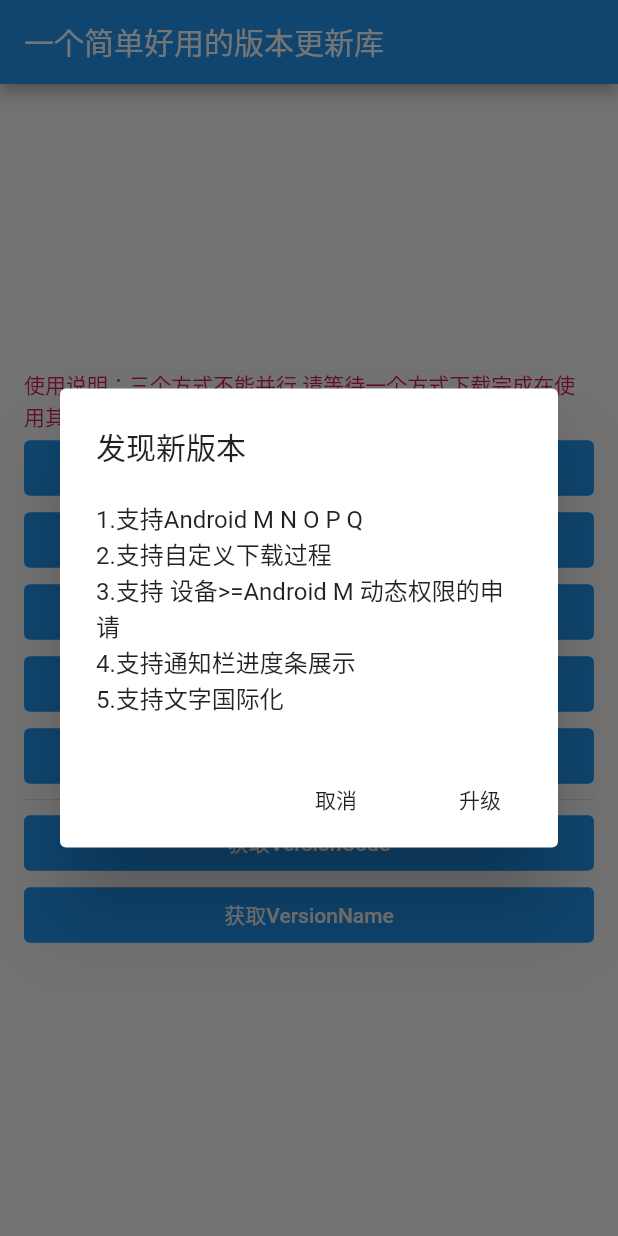
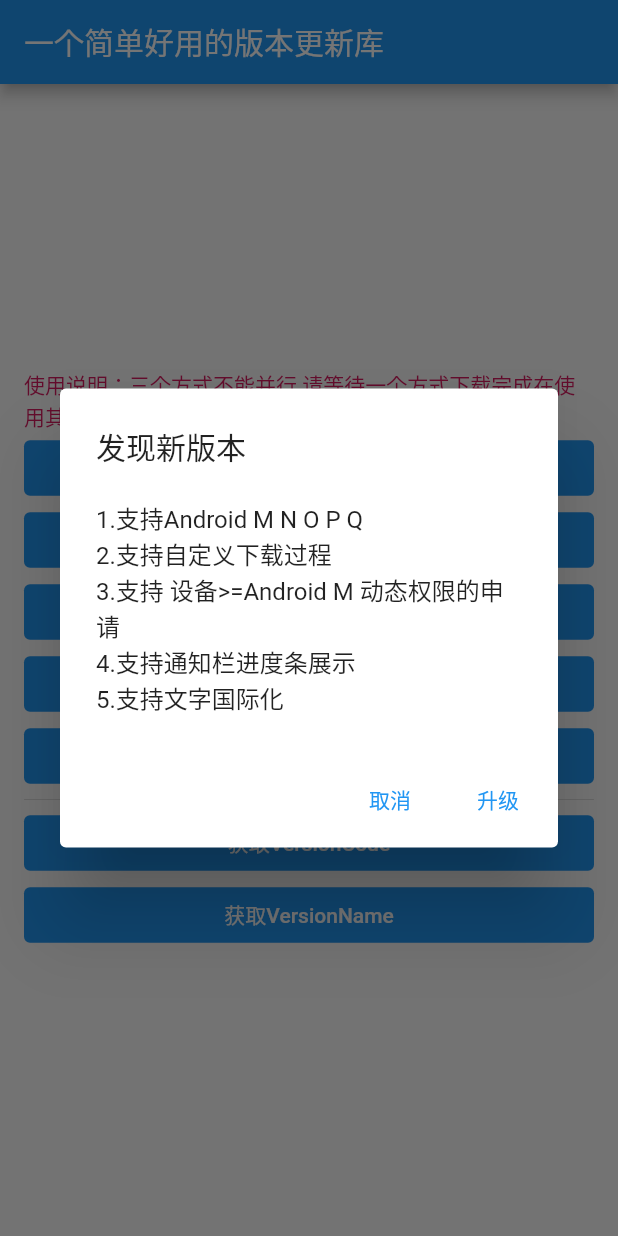
Before and after one commit to azhon/flutter_app_update, a Flutter app: the screen it shows after launch, after a tap on "使用自己的对话框更新", on a phone screen of 412 x 824 dp. Run offline on Flutter 3.47's test engine with Material 2 defaults, Android fonts, the phone set to English and light mode, and no system bars.

Commit message:
fix: optimized

```diff
--- a/example/lib/main.dart
+++ b/example/lib/main.dart
@@ -11,7 +11,7 @@ class App extends StatelessWidget {
   Widget build(BuildContext context) {
     return MaterialApp(
       home: Scaffold(
-        appBar: AppBar(title: const Text('一个简单好用的版本更新库')),
+        appBar: AppBar(title: Text('一个简单好用的版本更新库')),
         body: HomePage(),
       ),
     );
@@ -101,13 +101,11 @@ class _HomePageState extends State<HomePage> {
             content: Text(
                 '1.支持Android M N O P Q\n2.支持自定义下载过程\n3.支持 设备>=Android M 动态权限的申请\n4.支持通知栏进度条展示\n5.支持文字国际化'),
             actions: <Widget>[
-              FlatButton(
+              TextButton(
                 child: Text('取消'),
-                onPressed: () {
-                  Navigator.of(context).pop();
-                },
+                onPressed: () => Navigator.of(context).pop(),
               ),
-              FlatButton(
+              TextButton(
                 child: Text('升级'),
                 onPressed: () {
                   _simpleUse(false);
```
